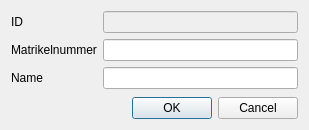
First picture: the form in usermodifydialog.ui, repository Kopfwerk-Datensysteme/Power.Attendance, before the edit.
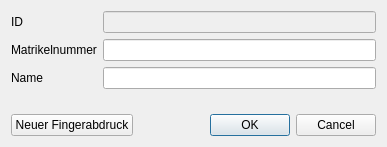
Second picture: the form after the edit.

Commit message: added possibility to change fingerprint for user

What changed in the file:
```diff
--- a/usermodifydialog.ui
+++ b/usermodifydialog.ui
@@ -9,8 +9,8 @@
    <rect>
     <x>0</x>
     <y>0</y>
-    <width>309</width>
-    <height>130</height>
+    <width>387</width>
+    <height>147</height>
    </rect>
   </property>
   <property name="windowTitle">
@@ -61,6 +61,15 @@
       </layout>
      </item>
      <item>
+      <layout class="QHBoxLayout" name="horizontalLayout">
+       <item>
+        <widget class="QPushButton" name="pushButtonNewFingerprint">
+         <property name="text">
+          <string>Neuer Fingerabdruck</string>
+         </property>
+        </widget>
+       </item>
+       <item>
       <widget class="QDialogButtonBox" name="buttonBox">
        <property name="orientation">
         <enum>Qt::Horizontal</enum>
@@ -69,6 +78,8 @@
         <set>QDialogButtonBox::Cancel|QDialogButtonBox::Ok</set>
        </property>
       </widget>
+       </item>
+      </layout>
      </item>
     </layout>
    </item>
```
Lines whose indentation alone changed are shown as unchanged. The commit also changes 3 other files.
